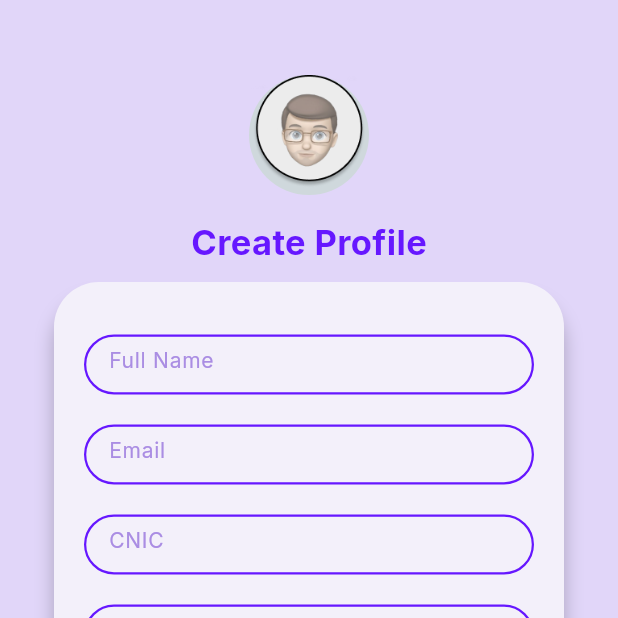
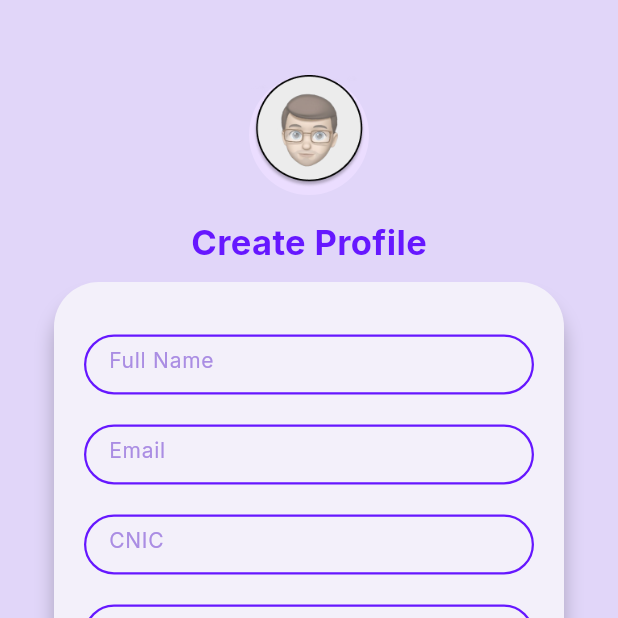
Before and after one commit to fatimasood/Smart_helmet_flutter_mobileapp, a Flutter app: the UpdateRecord screen opened directly, on a phone screen of 412 x 824 dp, the top half of it. Run offline on Flutter 3.47's test engine with Material 2 defaults, Android fonts, the phone set to English and light mode, and no system bars; our stand-ins replace firebase_auth, firebase_core, flutter_blue, fluttertoast, get, google_fonts and 3 more; accounts and stored records are empty.

Commit message:
update screen

```diff
--- a/fypprojectp/lib/screens/UserAccountDetail/EditInformation.dart
+++ b/fypprojectp/lib/screens/UserAccountDetail/EditInformation.dart
@@ -20,7 +20,7 @@ class EditInformation extends StatefulWidget {
 
 class _EditInformationState extends State<EditInformation> {
   final _databaseHelper = DatabaseHelper();
-  final _formKey = GlobalKey<FormState>();
+  // final _formKey = GlobalKey<FormState>();
 
   late TextEditingController _fullNameController;
   late TextEditingController _emailController;
--- a/fypprojectp/lib/screens/UserAccountDetail/UpdateRecord.dart
+++ b/fypprojectp/lib/screens/UserAccountDetail/UpdateRecord.dart
@@ -69,6 +69,7 @@ class _UpdateRecordState extends State<UpdateRecord> {
     // Update the state with the fetched user record
     setState(() {
       _userRecord = userRecord ?? _userRecord;
+
       _fullNameController.text = _userRecord.fullName;
       _emailController.text = _userRecord.email;
       _cnicController.text = _userRecord.cnic;
@@ -169,7 +170,7 @@ class _UpdateRecordState extends State<UpdateRecord> {
                 onTap: _pickImage,
                 child: CircleAvatar(
                   radius: 40.0,
-                  backgroundColor: Colors.blueGrey.shade100,
+                  //backgroundColor: Colors.blueGrey.shade100,
                   backgroundImage: _image != null ? FileImage(_image!) : null,
                   child: _image == null
                       ? Image.asset(
```
